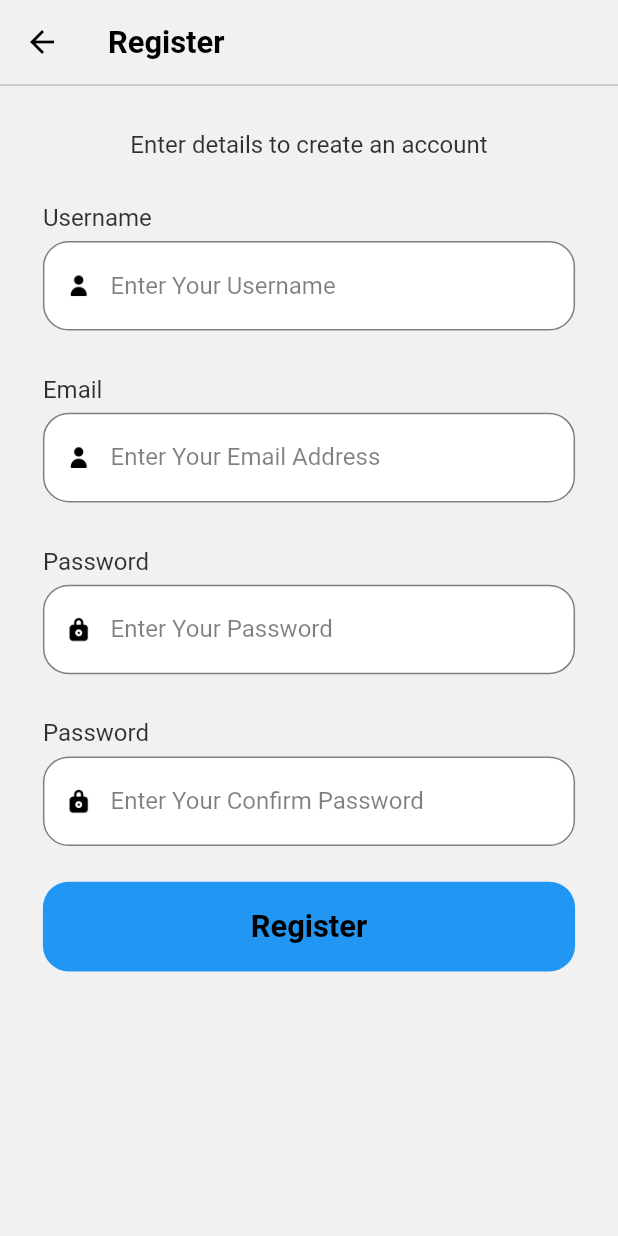
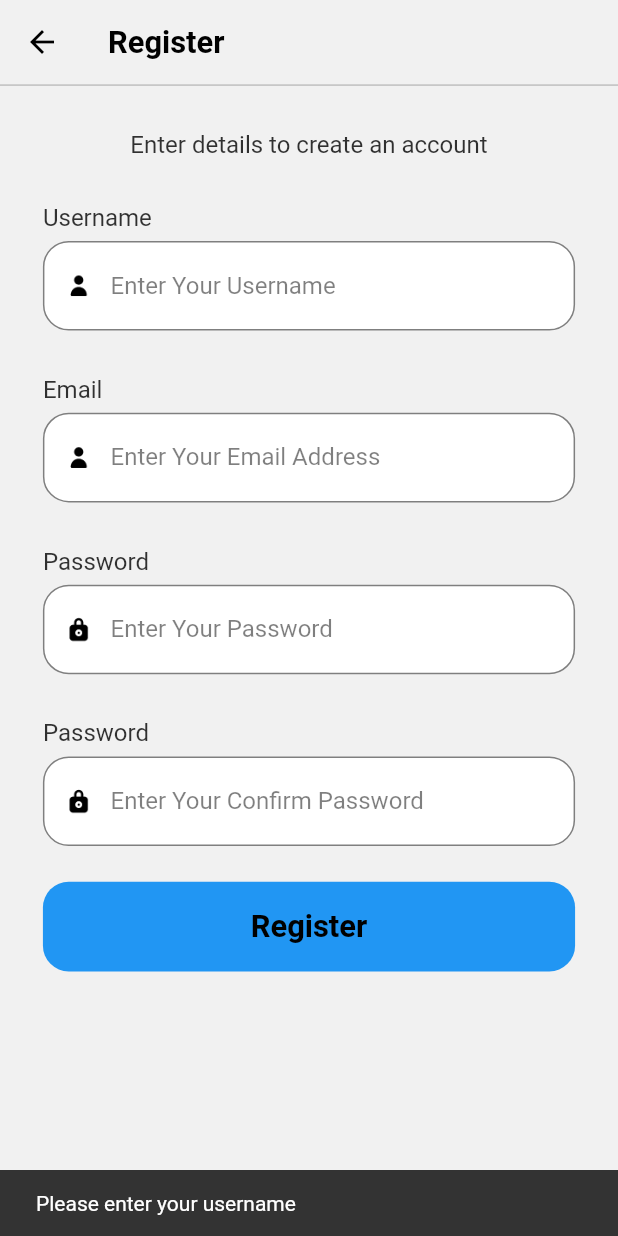
Before and after one commit to NoCAP-Capstone-Sem-2-2023/Iwipe, a Flutter app: the Register screen opened by its route, after a tap on "Register", on a phone screen of 412 x 824 dp. Run offline on Flutter 3.47's test engine with Material 2 defaults, Android fonts, the phone set to English and light mode, and no system bars; our stand-ins replace bloc, cloud_firestore, dots_indicator, firebase_auth, firebase_core, flutter_bloc and 1 more; accounts and stored records are empty; Roboto replaces fonts that are missing (Avenir).

Commit message:
Register Feature

```diff
--- a/lib/pages/register/bloc/register_blocs.dart
+++ b/lib/pages/register/bloc/register_blocs.dart
@@ -14,18 +14,24 @@ class RegisterBloc extends Bloc<RegisterEvent, RegisterState> {
   }
 
   void _onUsernameChanged(RegisterUsernameChanged event, Emitter<RegisterState> emit) {
+    print("${event.username}");
     emit(state.copyWith(username: event.username));
+
   }
 
   void _onEmailChanged(RegisterEmailChanged event, Emitter<RegisterState> emit) {
+    print("${event.email}");
+
     emit(state.copyWith(email: event.email));
   }
 
   void _onPasswordChanged(RegisterPasswordChanged event, Emitter<RegisterState> emit) {
+    print("${event.password}");
     emit(state.copyWith(password: event.password));
   }
 
   void _onConfirmPasswordChanged(RegisterConfirmPasswordChanged event, Emitter<RegisterState> emit) {
+    print("${event.confirmPassword}");
     emit(state.copyWith(confirmPassword: event.confirmPassword));
   }
 }
--- a/lib/pages/register/register.dart
+++ b/lib/pages/register/register.dart
@@ -2,6 +2,7 @@ import 'package:flutter/cupertino.dart';
 import 'package:flutter/material.dart';
 import 'package:flutter_bloc/flutter_bloc.dart';
 import 'package:flutter_screenutil/flutter_screenutil.dart';
+import 'package:iwipe/pages/register/registerController.dart';
 
 import '../commonWidget.dart';
 import 'bloc/register_blocs.dart';
@@ -43,22 +44,22 @@ class _RegisterState extends State<Register> {
                         children: [
                           reusableText("Username"),
                           buildTextField("Enter Your Username", "username", "user", (value) {
-                            context.read<RegisterBloc>().add(RegisterEmailChanged(value));
+                            context.read<RegisterBloc>().add(RegisterUsernameChanged(value));
                           }),
                           reusableText("Email"),
                           buildTextField("Enter Your Email Address", "email", "user", (value) {
-                            context.read<RegisterBloc>().add(RegisterPasswordChanged(value));
+                            context.read<RegisterBloc>().add(RegisterEmailChanged(value));
                           }),                          reusableText("Password"),
                           buildTextField("Enter Your Password", "password", "lock", (value) {
                             context.read<RegisterBloc>().add(RegisterPasswordChanged(value));
                           }),                          reusableText("Password"),
                           buildTextField("Enter Your Confirm Password", "password", "lock", (value) {
-                            context.read<RegisterBloc>().add(RegisterPasswordChanged(value));
+                            context.read<RegisterBloc>().add(RegisterConfirmPasswordChanged(value));
                           }),
                         ],
                       )),
                   buildButton("Register",true, () {
-                    print('Register');
+                    RegisterController(context:context).handleEmailReg();
                   })
                 ],
               ),
--- a/lib/pages/register/registerController.dart
+++ b/lib/pages/register/registerController.dart
@@ -0,0 +1,97 @@
+import 'package:firebase_auth/firebase_auth.dart';
+import 'package:flutter/cupertino.dart';
+import 'package:flutter/material.dart';
+import 'package:flutter_bloc/flutter_bloc.dart';
+
+import 'bloc/register_blocs.dart';
+
+class RegisterController {
+  final BuildContext context;
+
+  const RegisterController({required this.context});
+
+
+  Future<void> handleEmailReg() async {
+    final state = context
+        .read<RegisterBloc>()
+        .state;
+    String username = state.username;
+    String email = state.email;
+    String password = state.password;
+    String confirmPassword = state.confirmPassword;
+
+    //print all the values
+    print("username: $username");
+    print("email: $email");
+    print("password: $password");
+    print("confirmPassword: $confirmPassword");
+
+
+    if (username.isEmpty) {
+      ScaffoldMessenger.of(context).showSnackBar(
+        const SnackBar(content: Text('Please enter your username')),
+      );
+      return;
+    }
+    if (email.isEmpty) {
+      ScaffoldMessenger.of(context).showSnackBar(
+        const SnackBar(content: Text('Please enter your email')),
+      );
+      return;
+    }
+    if (password.isEmpty) {
+      ScaffoldMessenger.of(context).showSnackBar(
+        const SnackBar(content: Text('Please enter your password')),
+      );
+      return;
+    }
+    if (confirmPassword.isEmpty) {
+      ScaffoldMessenger.of(context).showSnackBar(
+        const SnackBar(content: Text('Please enter your confirm password')),
+      );
+      return;
+    }
+    if (password != confirmPassword) {
+      ScaffoldMessenger.of(context).showSnackBar(
+        const SnackBar(
+            content: Text('Password and confirm password not match')),
+      );
+      return;
+    }
+
+    try {
+      final credential = await FirebaseAuth.instance
+          .createUserWithEmailAndPassword(
+        email: email,
+        password: password,
+      );
+      if (credential.user != null) {
+        await credential.user!.updateDisplayName(username);
+        await credential.user!.sendEmailVerification();
+        ScaffoldMessenger.of(context).showSnackBar(
+          const SnackBar(
+              content: Text('Please check your email to verify your account')),
+        );
+        Navigator.of(context).pop();
+      }
+    } on FirebaseAuthException catch (e) {
+      if (e.code == 'weak-password') {
+        ScaffoldMessenger.of(context).showSnackBar(
+          const SnackBar(content: Text('The password provided is too weak')),
+        );
+      } else if (e.code == 'email-already-in-use') {
+        ScaffoldMessenger.of(context).showSnackBar(
+          const SnackBar(
+              content: Text('The account already exists for that email')),
+        );
+      }
+      else if (e.code == 'invalid-email') {
+        ScaffoldMessenger.of(context).showSnackBar(
+          const SnackBar(
+              content: Text('The email address is not valid')),
+        );
+      }
+
+    }
+  }
+}
```
